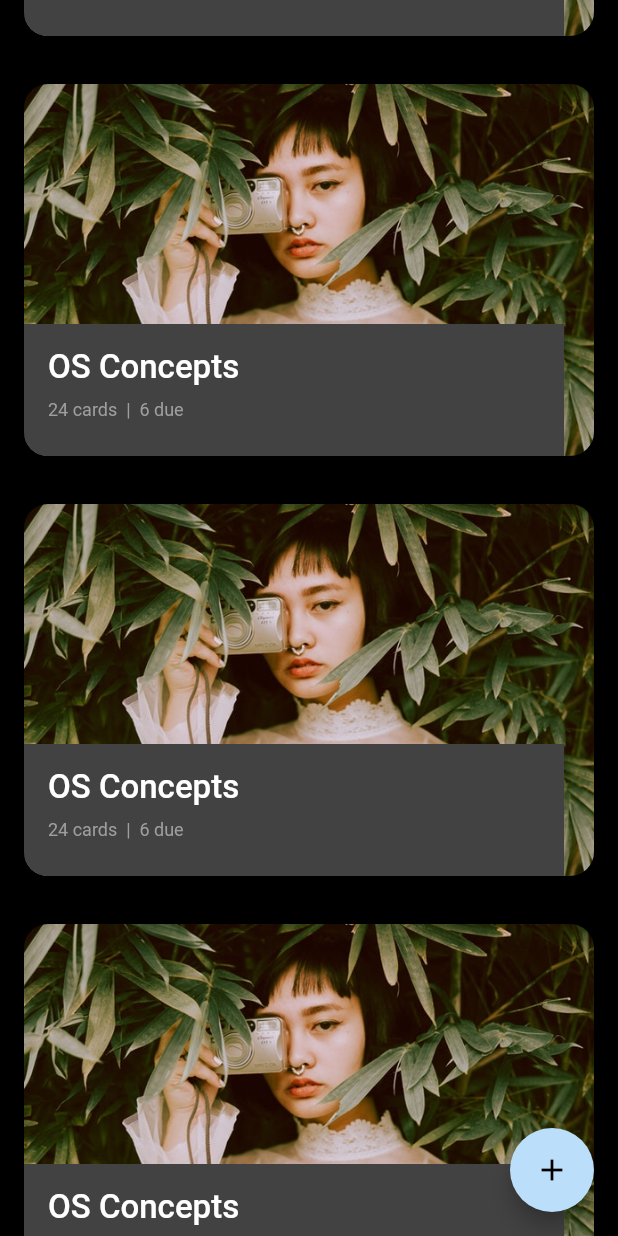
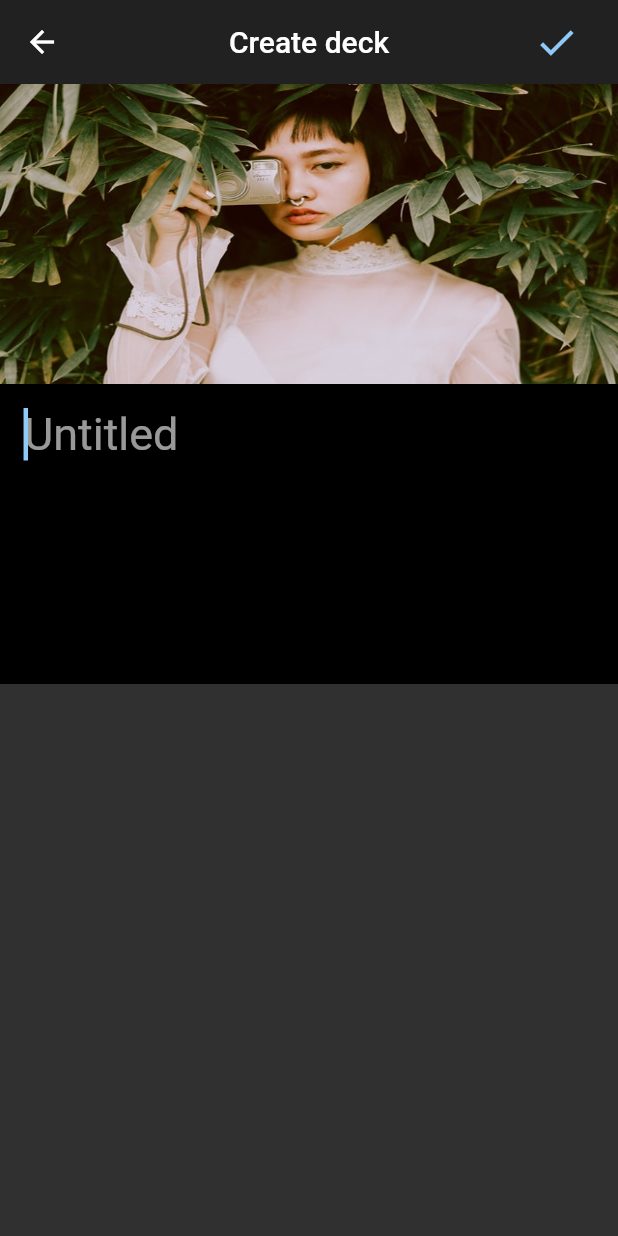
Before and after one commit to victorhmacfer/retrieval_practice, a Flutter app: the screen it shows after launch, scrolled down 576 dp, after a tap on the "add" icon, on a phone screen of 412 x 824 dp. Run offline on Flutter 3.47's test engine with Material 2 defaults, Android fonts, the phone set to English and light mode, and no system bars.

Commit message:
add sketch of create deck screen

```diff
--- /dev/null
+++ b/lib/screens/create_deck_screen.dart
@@ -0,0 +1,61 @@
+import 'package:flutter/material.dart';
+
+
+
+class CreateDeckScreen extends StatefulWidget {
+  @override
+  _CreateDeckScreenState createState() => _CreateDeckScreenState();
+}
+
+class _CreateDeckScreenState extends State<CreateDeckScreen> {
+  @override
+  Widget build(BuildContext context) {
+    return Scaffold(
+      appBar: AppBar(
+        title: Text('Create deck'),
+        centerTitle: true,
+        elevation: 0,
+        actions: <Widget>[
+          IconButton(
+            padding: EdgeInsets.only(right: 32),
+            icon: Icon(Icons.check, color: Colors.blue[200], size: 30,),
+            onPressed: () {
+              print('I pressed check button.');
+            },
+          )
+        ],
+      ),
+      body: Container(
+        constraints: BoxConstraints.expand(height: 400),
+        color: Colors.black,
+        child: SingleChildScrollView(
+          child: Column(
+          children: <Widget>[
+            Image.asset(
+              'assets/images/asian-woman.jpg',
+              height: 200,
+              width: double.infinity,
+              fit: BoxFit.fill,
+            ),
+            Padding(
+              padding: const EdgeInsets.all(16.0),
+              child: TextField(
+                cursorColor: Colors.blue[200],
+                showCursor: true,
+                cursorWidth: 3,
+                autofocus: true,
+                decoration: InputDecoration.collapsed(hintText: 'Untitled',),
+                style: TextStyle(fontSize: 30),
+
+              ),
+            ),
+          ],
+        ),
+
+        ),
+
+
+      ),
+    );
+  }
+}
--- a/lib/screens/deck_info_screen.dart
+++ b/lib/screens/deck_info_screen.dart
@@ -1,5 +1,4 @@
 import 'package:flutter/material.dart';
-import 'package:retrieval_practice/custom_widgets/deck.dart';
 import 'package:retrieval_practice/custom_widgets/pill_button.dart';
 import 'package:retrieval_practice/custom_widgets/subject_tile.dart';
 
--- a/lib/screens/home_screen.dart
+++ b/lib/screens/home_screen.dart
@@ -1,5 +1,6 @@
 import 'package:flutter/material.dart';
 import 'package:retrieval_practice/custom_widgets/deck.dart';
+import 'package:retrieval_practice/screens/create_deck_screen.dart';
 
 class HomeScreen extends StatelessWidget {
   @override
@@ -8,7 +9,10 @@ class HomeScreen extends StatelessWidget {
       floatingActionButton: FloatingActionButton(
         child: Icon(Icons.add),
         onPressed: () {
-          print('I pressed the FAB.');
+          Navigator.push(
+          context,
+          MaterialPageRoute(builder: (context) => CreateDeckScreen()),
+        );
         },
       ),
 
```
